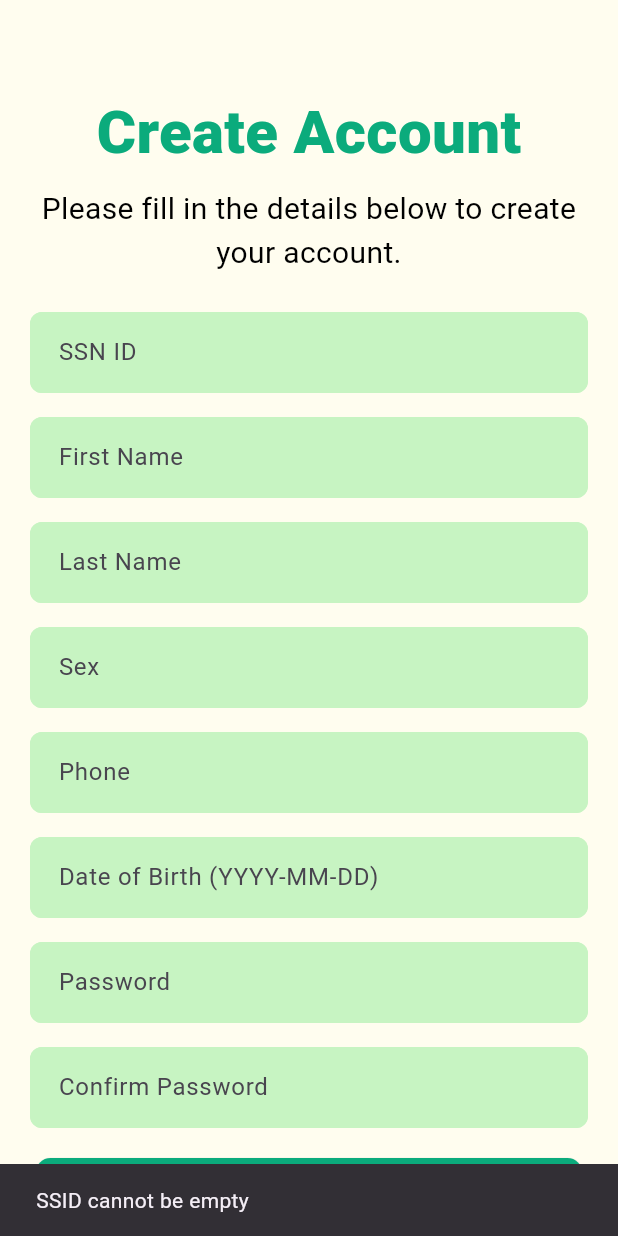
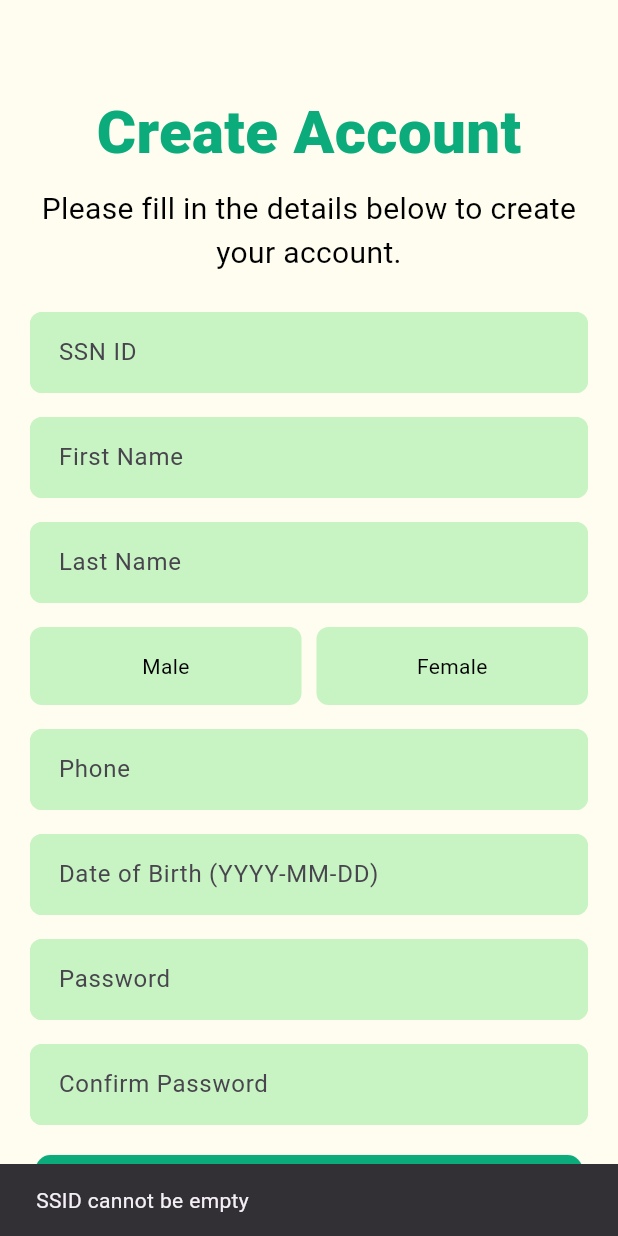
Before and after one commit to Sorawit-loyde/Flutter_Final_project, a Flutter app: the CreateAccountPage screen opened by its route, after a tap on "Sign up", on a phone screen of 412 x 824 dp. Run offline on Flutter 3.47's test engine with Material 3 defaults, Android fonts, the phone set to English and light mode, and no system bars; our stand-ins replace firebase_core, google_nav_bar, shared_preferences; missing offline and left inert: chatview; accounts and stored records are empty.

Commit message:
update select sex box

```diff
--- a/mobile_app_decubitus/lib/screen/createAccount_page.dart
+++ b/mobile_app_decubitus/lib/screen/createAccount_page.dart
@@ -2,8 +2,15 @@ import 'package:flutter/material.dart';
 import '../services/auth_service.dart';
 import 'package:mobile_app_decubitus/constant.dart';
 
-class CreateAccountPage extends StatelessWidget {
+class CreateAccountPage extends StatefulWidget {
   CreateAccountPage({super.key});
+
+  @override
+  _CreateAccountPageState createState() => _CreateAccountPageState();
+}
+
+class _CreateAccountPageState extends State<CreateAccountPage> {
+  final GlobalKey<FormState> _formKey = GlobalKey<FormState>();
 
   // Controllers for text fields
   final TextEditingController _firstNameController = TextEditingController();
@@ -11,25 +18,30 @@ class CreateAccountPage extends StatelessWidget {
   final TextEditingController _passwordController = TextEditingController();
   final TextEditingController _confirmPasswordController =
       TextEditingController();
-
-  // Additional controllers for new fields
   final TextEditingController _ssidController = TextEditingController();
   final TextEditingController _sexController = TextEditingController();
   final TextEditingController _phoneController = TextEditingController();
+  final TextEditingController _dobController = TextEditingController();
 
-  // New controller for Date of Birth
-  final TextEditingController _dobController = TextEditingController();
+  String? selectedGender; // Variable to hold selected gender
 
   @override
   Widget build(BuildContext context) {
     return Scaffold(
       backgroundColor: backGroundColor1,
-      body: Center(
+      resizeToAvoidBottomInset: true,
+      body: GestureDetector(
+        onTap: () {
+          FocusScope.of(context).unfocus();
+        },
+        child: SingleChildScrollView(
+          child: Center(
             child: Padding(
               padding: const EdgeInsets.all(20.0),
-          child: SingleChildScrollView(
+              child: Form(
+                key: _formKey, // Use Form widget
                 child: Column(
-              mainAxisAlignment: MainAxisAlignment.start, // Align to the top
+                  mainAxisAlignment: MainAxisAlignment.start,
                   children: [
                     const SizedBox(height: 40),
                     _buildTitle(),
@@ -37,8 +49,7 @@ class CreateAccountPage extends StatelessWidget {
                     _buildSubtitle(),
                     const SizedBox(height: 25),
                     _buildTextField(
-                    label: 'SSN ID',
-                    controller: _ssidController), // SSN ID field
+                        label: 'SSN ID', controller: _ssidController),
                     const SizedBox(height: 16),
                     _buildTextField(
                         label: 'First Name', controller: _firstNameController),
@@ -46,12 +57,10 @@ class CreateAccountPage extends StatelessWidget {
                     _buildTextField(
                         label: 'Last Name', controller: _lastNameController),
                     const SizedBox(height: 16),
-                _buildTextField(
-                    label: 'Sex', controller: _sexController), // Sex field
+                    _buildGenderSelection(), // Add gender selection here
                     const SizedBox(height: 16),
                     _buildTextField(
-                    label: 'Phone',
-                    controller: _phoneController), // Phone field
+                        label: 'Phone', controller: _phoneController),
                     const SizedBox(height: 16),
                     _buildDateOfBirthField(context),
                     const SizedBox(height: 16),
@@ -66,8 +75,10 @@ class CreateAccountPage extends StatelessWidget {
                         obscureText: true),
                     const SizedBox(height: 20),
                     _buildCreateAccountButton(context),
-                const SizedBox(height: 100),
+                    const SizedBox(height: 30),
                   ],
+                ),
+              ),
             ),
           ),
         ),
@@ -129,6 +140,74 @@ class CreateAccountPage extends StatelessWidget {
     );
   }
 
+  // Method to build Gender Selection
+  Widget _buildGenderSelection() {
+    return Row(
+      mainAxisAlignment: MainAxisAlignment.spaceBetween,
+      children: [
+        Expanded(
+          child: GestureDetector(
+            onTap: () {
+              setState(() {
+                selectedGender = "Male"; // Set selected gender
+                _sexController.text = selectedGender!; // Update controller
+              });
+            },
+            child: Container(
+              padding: const EdgeInsets.symmetric(
+                  vertical: 15.0), // Add padding for better touch area
+              decoration: BoxDecoration(
+                  borderRadius: BorderRadius.circular(8.0),
+                  color: selectedGender == "Male"
+                      ? tertiaryColor
+                      : secondaryColor, // Change to red if selected
+                  border: Border.all(
+                      color: selectedGender == "Male"
+                          ? primaryColor
+                          : secondaryColor)),
+              child: Center(
+                  child: Text('Male',
+                      style: TextStyle(
+                          color: selectedGender == "Male"
+                              ? Colors.black
+                              : Colors.black))),
+            ),
+          ),
+        ),
+        const SizedBox(width: 10), // Space between buttons
+        Expanded(
+          child: GestureDetector(
+            onTap: () {
+              setState(() {
+                selectedGender = "Female"; // Set selected gender
+                _sexController.text = selectedGender!; // Update controller
+              });
+            },
+            child: Container(
+              padding: const EdgeInsets.symmetric(
+                  vertical: 15.0), // Add padding for better touch area
+              decoration: BoxDecoration(
+                  borderRadius: BorderRadius.circular(8.0),
+                  color: selectedGender == "Female"
+                      ? tertiaryColor
+                      : secondaryColor, // Change to red if selected
+                  border: Border.all(
+                      color: selectedGender == "Female"
+                          ? primaryColor
+                          : secondaryColor)),
+              child: Center(
+                  child: Text('Female',
+                      style: TextStyle(
+                          color: selectedGender == "Female"
+                              ? Colors.black
+                              : Colors.black))),
+            ),
+          ),
+        ),
+      ],
+    );
+  }
+
   // Method to build Date of Birth field with a date picker
   Widget _buildDateOfBirthField(BuildContext context) {
     return GestureDetector(
@@ -147,9 +226,11 @@ class CreateAccountPage extends StatelessWidget {
             ),
             focusedBorder: OutlineInputBorder(
               borderRadius: BorderRadius.circular(8.0),
-              borderSide: const BorderSide(color: primaryColor),
+              borderSide: const BorderSide(
+                  color: primaryColor), // Change color here if needed
             ),
-            contentPadding: const EdgeInsets.all(15),
+            contentPadding:
+                const EdgeInsets.all(15), // Adjust padding as necessary
           ),
         ),
       ),
@@ -165,28 +246,20 @@ class CreateAccountPage extends StatelessWidget {
       lastDate: DateTime.now(),
     );
     if (picked != null) {
-      // Format and set the selected date in YYYY-MM-DD format
       String formattedDate = "${picked.toLocal()}".split(' ')[0];
-      _dobController.text = formattedDate; // Ensure this is set
+      _dobController.text = formattedDate;
     }
   }
 
-  // Method to validate input fields
-// Method to validate input fields
+  // Method to validate input fields (if needed)
   bool _validateInputs(BuildContext context) {
     final String firstName = _firstNameController.text.trim();
     final String lastName = _lastNameController.text.trim();
     final String password = _passwordController.text.trim();
     final String confirmPassword = _confirmPasswordController.text.trim();
 
-    // Validate SSID
     final String ssid = _ssidController.text.trim();
-
-    // Validate Phone
     final String phone = _phoneController.text.trim();
-
-    // Validate Date of Birth
-    final String dob = _dobController.text.trim(); // Get DOB from controller
 
     if (ssid.isEmpty) {
       _showSnackBar(context, 'SSID cannot be empty');
@@ -203,19 +276,19 @@ class CreateAccountPage extends StatelessWidget {
       return false;
     }
 
-    if (phone.isEmpty || phone.length < 10) {
-      // Assuming phone should be at least 10 digits
-      _showSnackBar(context, 'Phone number must be at least 10 digits');
+    if (phone.isEmpty || phone.length < 5) {
+      // Assuming phone should be at least10 digits
+      _showSnackBar(context, 'Phone number must be at least10 digits');
       return false;
     }
 
     if (_dobController.text.isEmpty) {
       _showSnackBar(context, 'Date of Birth cannot be empty');
-      return false; // Prevent further execution if DOB is empty
+      return false;
     }
 
     if (password.isEmpty || password.length < 6) {
-      _showSnackBar(context, 'Password must be at least 6 characters');
+      _showSnackBar(context, 'Password must be at least6 characters');
       return false;
     }
 
@@ -224,14 +297,13 @@ class CreateAccountPage extends StatelessWidget {
       return false;
     }
 
-    return true; // All validations passed
+    return true;
   }
 
 // Method to show SnackBar for feedback
   void _showSnackBar(BuildContext context, String message) {
-    ScaffoldMessenger.of(context).showSnackBar(
-      SnackBar(content: Text(message)),
-    );
+    ScaffoldMessenger.of(context)
+        .showSnackBar(SnackBar(content: Text(message)));
   }
 
 // Modified method to build the Create Account button
@@ -248,14 +320,12 @@ class CreateAccountPage extends StatelessWidget {
               ssnId: int.parse(_ssidController.text.trim()),
               sex: _sexController.text.trim(),
               phone: int.parse(_phoneController.text.trim()),
-              dateOfBirth:
-                  _dobController.text.trim(), // Ensure this is included
+              dateOfBirth: _dobController.text.trim(),
               profileImage: '',
               roleId: 1,
             );
             _showSnackBar(context, 'Account Created!');
-            Navigator.pushNamed(
-                context, '/login'); // Navigate after successful registration
+            Navigator.pushNamed(context, '/login');
           } catch (e) {
             _showSnackBar(context, e.toString());
           }
```
Lines whose indentation alone changed are shown as unchanged.
